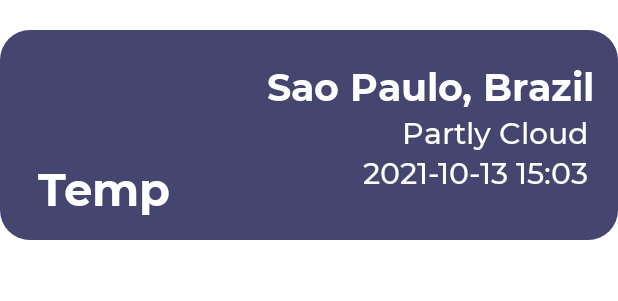
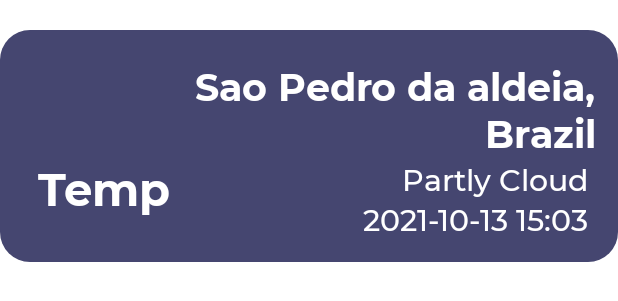
Before and after one commit to alexandre-zatti/seraQchove, an Android app: the layout custom_row.xml on its own in the app's theme, with its tools: preview values and no code run, on a phone screen of 412 x 824 dp. Shown: the top 301 px of the screen. Run offline under Robolectric (Android 15) with nearby library versions, the phone set to English and light mode, and no system bars.

Commit message:
Finalizado home e custom row

```diff
--- a/app/src/main/res/layout/custom_row.xml
+++ b/app/src/main/res/layout/custom_row.xml
@@ -1,7 +1,8 @@
 <?xml version="1.0" encoding="utf-8"?>
 <RelativeLayout xmlns:android="http://schemas.android.com/apk/res/android"
     android:layout_width="match_parent"
-    android:layout_height="140dp"
+    android:layout_height="wrap_content"
+    android:paddingBottom="15dp"
     android:layout_marginTop="20dp"
     android:background="@drawable/card_background"
     android:id="@+id/location_row">
@@ -31,13 +32,14 @@
 
     <TextView
         android:id="@+id/cidade"
-        android:layout_width="wrap_content"
+        android:layout_width="285dp"
         android:layout_height="wrap_content"
+        android:textAlignment="textEnd"
         android:layout_alignParentEnd="true"
         android:layout_marginTop="20dp"
         android:layout_marginEnd="15dp"
 
-        android:text="Sao Paulo, Brazil"
+        android:text="Sao Pedro da aldeia, Brazil"
         android:fontFamily="@font/montserrat_bold"
         android:textSize="25sp"
         android:textColor="@color/white"
```
